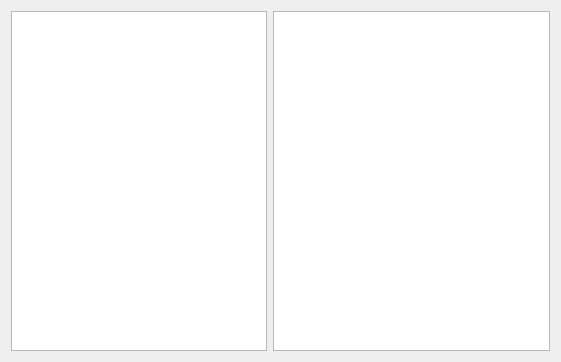
KDAB/GammaRay, file plugins/quickinspector/materialextension/materialtab.ui: the form before one commit.
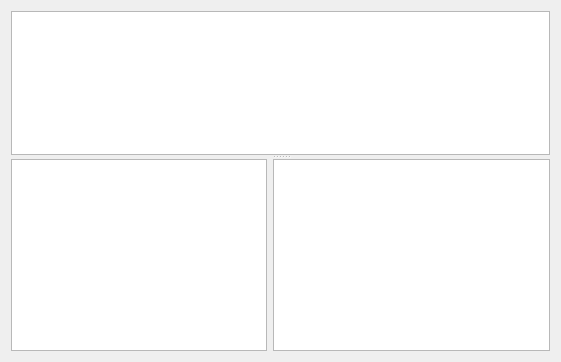
The form after the commit.

Commit message: Add a view for QSGMaterial properties.

The edit to the form file:
```diff
--- a/plugins/quickinspector/materialextension/materialtab.ui
+++ b/plugins/quickinspector/materialextension/materialtab.ui
@@ -10,7 +10,22 @@
     <height>362</height>
    </rect>
   </property>
-  <layout class="QHBoxLayout" name="layout">
+  <layout class="QHBoxLayout" name="horizontalLayout_2">
+   <item>
+    <widget class="QSplitter" name="splitter">
+     <property name="orientation">
+      <enum>Qt::Vertical</enum>
+     </property>
+     <property name="childrenCollapsible">
+      <bool>false</bool>
+     </property>
+     <widget class="QTreeView" name="materialPropertyView">
+      <property name="rootIsDecorated">
+       <bool>false</bool>
+      </property>
+     </widget>
+     <widget class="QWidget" name="">
+      <layout class="QHBoxLayout" name="horizontalLayout">
    <item>
     <widget class="QTreeView" name="shaderList">
      <property name="sizePolicy">
@@ -35,6 +50,10 @@
      <property name="readOnly">
       <bool>true</bool>
      </property>
+        </widget>
+       </item>
+      </layout>
+     </widget>
     </widget>
    </item>
   </layout>
```
Lines whose indentation alone changed are shown as unchanged. The commit also changes 3 other files.
